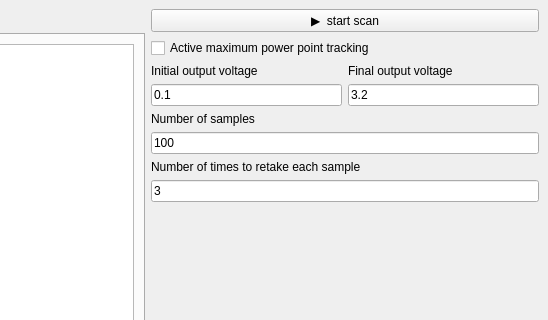
This is src/pythondaq/views/ui/solarcell.ui in everydayanchovies/solar-cell-experiment-automatisation as Qt 5 draws it before an edit; both pictures show x 252 to 800 and y 0 to 320 of the 800 by 677 pixel window. The edited form follows.
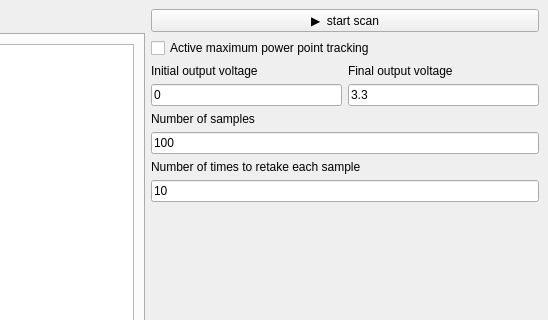
This is the edited form. The open tabs and pages were chosen to show the change. Custom widgets are drawn as their Qt base class.

```diff
--- a/src/pythondaq/views/ui/solarcell.ui
+++ b/src/pythondaq/views/ui/solarcell.ui
@@ -47,7 +47,7 @@
             <item>
              <widget class="QLineEdit" name="u_start_ib">
               <property name="text">
-               <string>0.1</string>
+               <string>0</string>
               </property>
               <property name="maxLength">
                <number>10</number>
@@ -68,7 +68,7 @@
             <item>
              <widget class="QLineEdit" name="u_end_ib">
               <property name="text">
-               <string>3.2</string>
+               <string>3.3</string>
               </property>
               <property name="maxLength">
                <number>10</number>
@@ -115,7 +115,7 @@
           <item>
            <widget class="QLineEdit" name="repeat_ib">
             <property name="text">
-             <string>3</string>
+             <string>10</string>
             </property>
             <property name="maxLength">
              <number>10</number>
```
Left out of the diff: 2 changed lines with no effect on the pictures.
